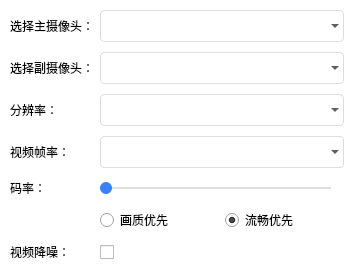
Old version of the form Windows/src/TestVideoSetting/DlgVideoSet.ui in the repository cloudroomSDK/API-Demo.
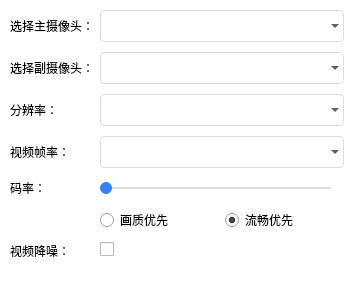
New version of the form. Icons and pictures are not drawn.

Commit message: CRVideoSDK_CPP_Win_V4.23.1.0

Patch:
```diff
--- a/Windows/src/TestVideoSetting/DlgVideoSet.ui
+++ b/Windows/src/TestVideoSetting/DlgVideoSet.ui
@@ -7,7 +7,7 @@
     <x>0</x>
     <y>0</y>
     <width>354</width>
-    <height>273</height>
+    <height>284</height>
    </rect>
   </property>
   <property name="windowTitle">
@@ -175,16 +175,6 @@
      </item>
     </layout>
    </item>
-   <item row="6" column="1">
-    <widget class="QCheckBox" name="ck_denoise">
-     <property name="styleSheet">
-      <string notr="true">color: rgba(0, 0, 0,0);</string>
-     </property>
-     <property name="text">
-      <string>aaaaaaaaaaaaaaaaaaaaa</string>
-     </property>
-    </widget>
-   </item>
    <item row="6" column="0">
     <widget class="QLabel" name="label_6">
      <property name="text">
@@ -192,6 +182,9 @@
      </property>
     </widget>
    </item>
+   <item row="6" column="1">
+    <widget class="QCheckBox" name="ck_denoise"/>
+   </item>
   </layout>
  </widget>
  <layoutdefault spacing="6" margin="11"/>
```
The commit also changes 22 other files.
